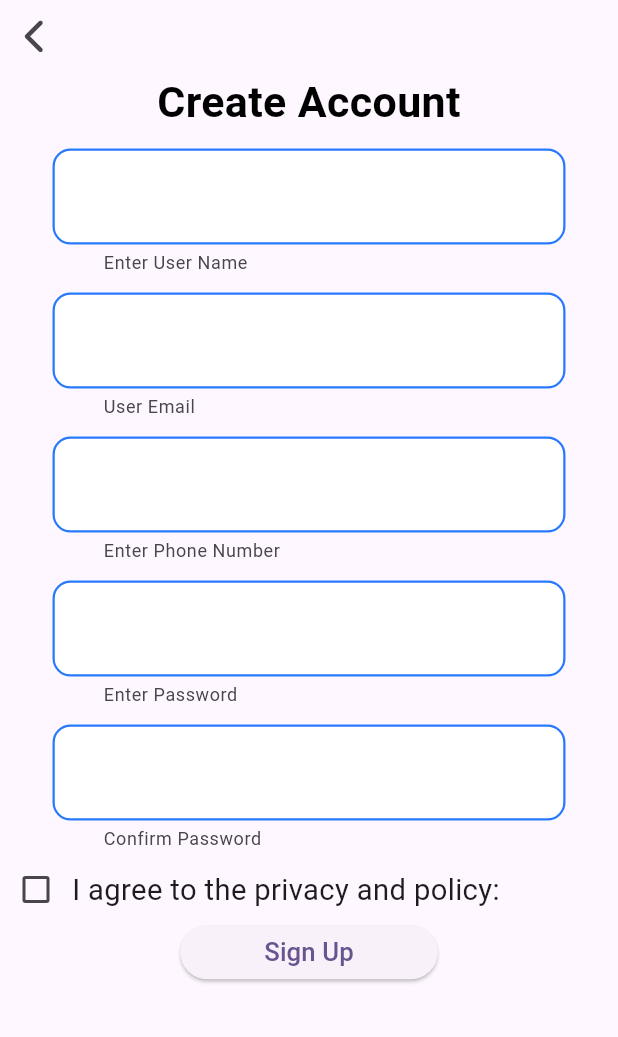
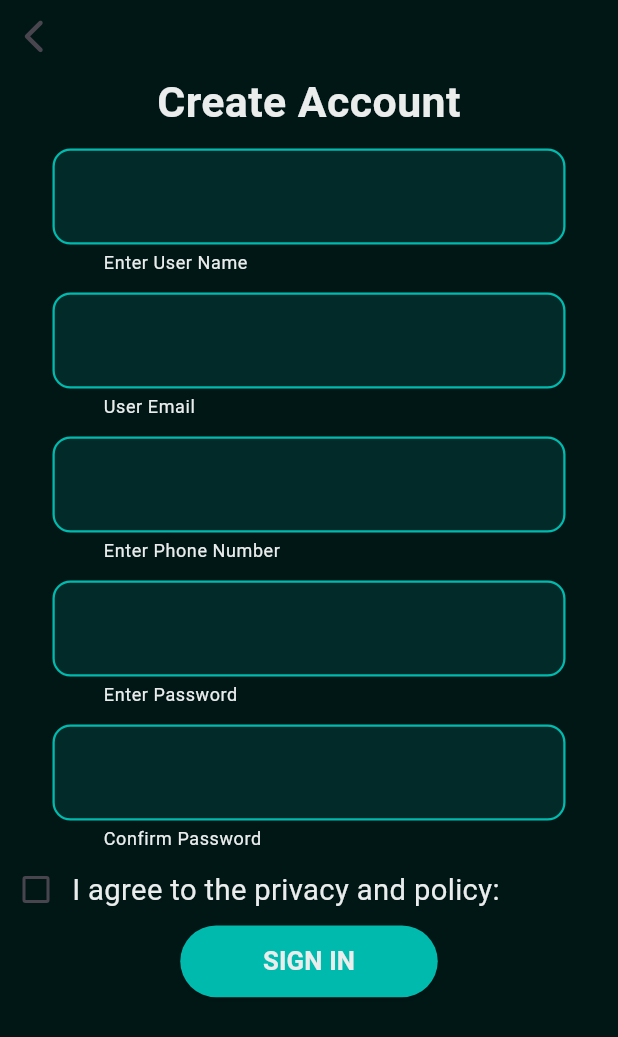
Before and after one commit to VivekYadavDeveloper/Jobs, a Flutter app: the RegistrationScreen screen opened directly, on a phone screen of 412 x 824 dp. Shown: the top 1037 px of the screen. Run offline on Flutter 3.47's test engine with Material 2 defaults, Android fonts, the phone set to English and light mode, and no system bars; our stand-ins replace flutter_screenutil, font_awesome_flutter, google_fonts, otp_text_field; missing offline and left inert: flutter_stripe.

Commit message:
Shown Stripe Pop, Login Screen Design Done, Registration Screen Complete,Otp Screen Done , NavigationBar

```diff
--- a/lib/app/app.color.constant.dart
+++ b/lib/app/app.color.constant.dart
@@ -4,4 +4,7 @@ class AppColors {
   static Color whiteColor = const Color(0xFFEBEDED);
   static Color primaryColor = const Color(0xFF001716);
   static Color cardColor = const Color(0xFF01302D);
+  static Color activeColor = const Color(0xFF00BAAE);
+  static Color navigationBarColor = const Color(0xFF003834);
+  static Color textFieldFillColor = const Color(0xFF012A28);
 }
--- a/lib/main.dart
+++ b/lib/main.dart
@@ -1,6 +1,8 @@
 import 'package:flutter/material.dart';
 import 'package:flutter_screenutil/flutter_screenutil.dart';
 import 'package:flutter_stripe/flutter_stripe.dart';
+import 'package:inductus_jobs/app/app.color.constant.dart';
+import 'package:inductus_jobs/view/bottomNavigationBar/bottom.navigationbar.dart';
 import 'package:inductus_jobs/view/forgotPasswordScreen/forgot.password.screen.dart';
 import 'package:inductus_jobs/view/loginScreen/login.screen.dart';
 import 'package:inductus_jobs/view/otpVerificationScreen/otp.verification.screen.dart';
@@ -29,10 +31,11 @@ class MyApp extends StatelessWidget {
           return MaterialApp(
             title: 'Inductus Job',
             theme: ThemeData(
+              primaryColor: AppColors.primaryColor,
               colorScheme: ColorScheme.fromSeed(seedColor: Colors.deepPurple),
               useMaterial3: true,
             ),
-            home: const HomeScreen(),
+            home: NavigationBarScreen(),
           );
         });
   }
--- a/lib/view/Widgets/custom.textfield.widget.dart
+++ b/lib/view/Widgets/custom.textfield.widget.dart
@@ -1,40 +1,41 @@
 import 'package:flutter/material.dart';
+import 'package:inductus_jobs/app/app.color.constant.dart';
 
 class CustomTextField {
   static customTextField({
     required TextEditingController textEditingController,
     required TextInputType textInputType,
-    required String hintText,
+    required String helperText,
     int? maxLength,
     String? Function(String?)? validator,
     Function(String)? onChange,
   }) {
     return TextFormField(
       keyboardType: textInputType,
-      style: const TextStyle(color: Colors.black),
+      style: TextStyle(color: AppColors.whiteColor),
       onChanged: onChange,
       controller: textEditingController,
       validator: validator,
       decoration: InputDecoration(
-        fillColor: Colors.white,
+        focusColor: AppColors.textFieldFillColor,
+        hoverColor: AppColors.textFieldFillColor,
+        fillColor: AppColors.textFieldFillColor,
         filled: true,
         contentPadding: const EdgeInsets.symmetric(
           horizontal: 30,
           vertical: 20,
         ),
-        helperText: hintText,
-        hintStyle: TextStyle(
-          color: Colors.lightBlue.shade400,
-        ),
+        helperText: helperText,
+        helperStyle: TextStyle(color: AppColors.whiteColor),
         enabledBorder: OutlineInputBorder(
           borderRadius: const BorderRadius.all(
             Radius.circular(12),
           ),
-          borderSide: BorderSide(color: Colors.blueAccent.shade400, width: 1.5),
+          borderSide: BorderSide(color: AppColors.activeColor, width: 1.5),
         ),
         focusedBorder: OutlineInputBorder(
             borderRadius: const BorderRadius.all(Radius.circular(8)),
-            borderSide: BorderSide(color: Colors.purpleAccent.shade200)),
+            borderSide: BorderSide(color: AppColors.activeColor)),
       ),
     );
   }
--- a/lib/view/forgotPasswordScreen/widget/forgot.password.widget.dart
+++ b/lib/view/forgotPasswordScreen/widget/forgot.password.widget.dart
@@ -1,5 +1,6 @@
 import 'package:flutter/material.dart';
 import 'package:flutter_screenutil/flutter_screenutil.dart';
+import 'package:inductus_jobs/app/app.color.constant.dart';
 import 'package:inductus_jobs/view/Widgets/custom.back.btn.dart';
 
 Widget forgotPasswordTextWidget() {
@@ -14,7 +15,7 @@ Widget forgotPasswordTextWidget() {
           text: TextSpan(
             text: 'Hey Forgot Your Password ! 😲 ',
             style: TextStyle(
-              color: Colors.black,
+              color: AppColors.whiteColor,
               fontWeight: FontWeight.w900,
               fontSize: 35.0.sp,
             ),
@@ -27,7 +28,7 @@ Widget forgotPasswordTextWidget() {
           text: TextSpan(
             text: 'Enter Your Register Email To Receive The OTP',
             style: TextStyle(
-              color: Colors.blue,
+              color: AppColors.activeColor,
               fontWeight: FontWeight.w400,
               fontSize: 25.0.sp,
             ),
--- a/lib/view/loginScreen/Widgets/login.screen.widget.dart
+++ b/lib/view/loginScreen/Widgets/login.screen.widget.dart
@@ -1,6 +1,7 @@
 import 'package:flutter/material.dart';
 import 'package:flutter_screenutil/flutter_screenutil.dart';
 import 'package:google_fonts/google_fonts.dart';
+import 'package:inductus_jobs/app/app.color.constant.dart';
 
 Widget welcomeTextLogin() {
   return Column(
@@ -29,7 +30,7 @@ Widget welcomeTextLogin() {
         textAlign: TextAlign.center,
         style: GoogleFonts.roboto(
             textStyle: TextStyle(
-                color: Colors.black,
+                color: AppColors.whiteColor,
                 fontSize: 25.sp,
                 fontWeight: FontWeight.bold)),
       )
--- a/lib/view/registrationScreen/resgistration.screen.dart
+++ b/lib/view/registrationScreen/resgistration.screen.dart
@@ -1,6 +1,7 @@
 import 'package:flutter/material.dart';
 import 'package:flutter_screenutil/flutter_screenutil.dart';
 import 'package:google_fonts/google_fonts.dart';
+import 'package:inductus_jobs/app/app.color.constant.dart';
 
 import '../Widgets/custom.back.btn.dart';
 import '../Widgets/custom.textfield.widget.dart';
@@ -30,8 +31,8 @@ class _RegistrationScreenState extends State<RegistrationScreen> {
   Widget build(BuildContext context) {
     return SafeArea(
       child: Scaffold(
+        backgroundColor: AppColors.primaryColor,
         body: SingleChildScrollView(
-          child: SingleChildScrollView(
           child: LayoutBuilder(
             builder: (context, BoxConstraints constraints) {
               return Column(
@@ -54,7 +55,7 @@ class _RegistrationScreenState extends State<RegistrationScreen> {
                                     35.0, 10.0, 35.0, 2.0),
                                 child: CustomTextField.customTextField(
                                     textEditingController: userNameController,
-                                      hintText: 'Enter User Name',
+                                    helperText: 'Enter User Name',
                                     validator: (val) => val!.isEmpty
                                         ? 'Enter an Username'
                                         : null,
@@ -64,16 +65,14 @@ class _RegistrationScreenState extends State<RegistrationScreen> {
                                 padding: const EdgeInsets.fromLTRB(
                                     35.0, 10.0, 35.0, 2.0),
                                 child: CustomTextField.customTextField(
-                                      textEditingController:
-                                          userEmailController,
-                                      hintText: 'User Email',
+                                    textEditingController: userEmailController,
+                                    helperText: 'User Email',
                                     validator: (val) =>
                                         !RegExp(r'^.+@[a-zA-Z]+\.{1}[a-zA-Z]+(\.{0,1}[a-zA-Z]+)$')
                                                 .hasMatch(val!)
                                             ? 'Enter an email'
                                             : null,
-                                      textInputType:
-                                          TextInputType.emailAddress),
+                                    textInputType: TextInputType.emailAddress),
                               ),
                               Padding(
                                 padding: const EdgeInsets.fromLTRB(
@@ -81,7 +80,7 @@ class _RegistrationScreenState extends State<RegistrationScreen> {
                                 child: CustomTextField.customTextField(
                                     textEditingController:
                                         phoneNumberController,
-                                      hintText: 'Enter Phone Number',
+                                    helperText: 'Enter Phone Number',
                                     textInputType: TextInputType.phone,
                                     validator: (value) {
                                       String patttern =
@@ -100,7 +99,7 @@ class _RegistrationScreenState extends State<RegistrationScreen> {
                                     35.0, 10.0, 35.0, 2.0),
                                 child: CustomTextField.customTextField(
                                     textEditingController: userPassController,
-                                      hintText: 'Enter Password',
+                                    helperText: 'Enter Password',
                                     validator: (val) => val!.isEmpty
                                         ? 'Please Fill Password'
                                         : null,
@@ -111,7 +110,7 @@ class _RegistrationScreenState extends State<RegistrationScreen> {
                                     35.0, 10.0, 35.0, 2.0),
                                 child: CustomTextField.customTextField(
                                     textEditingController: userPassController,
-                                      hintText: 'Confirm Password',
+                                    helperText: 'Confirm Password',
                                     validator: (val) => val!.isEmpty
                                         ? 'Please Fill Confirm Password'
                                         : null,
@@ -123,6 +122,8 @@ class _RegistrationScreenState extends State<RegistrationScreen> {
                         /** Checkbox Widget **/
                         Row(children: <Widget>[
                           Checkbox(
+                            activeColor: AppColors.activeColor,
+                            hoverColor: AppColors.whiteColor,
                             value: checkValue,
                             onChanged: (bool? newValue) {
                               setState(() {
@@ -132,19 +133,27 @@ class _RegistrationScreenState extends State<RegistrationScreen> {
                           ),
                           Text(
                             'I agree to the privacy and policy: ',
-                              style: TextStyle(fontSize: 17.0.sp),
+                            style: TextStyle(
+                                fontSize: 17.0.sp, color: AppColors.whiteColor),
                           )
                         ]),
                         SizedBox(width: 10.w),
                         SizedBox(
-                            height: 30.h,
+                          height: 40.h,
                           width: 150.w,
                           child: ElevatedButton(
+                              style: ButtonStyle(
+                                  backgroundColor:
+                                      MaterialStateProperty.all<Color>(
+                                          AppColors.activeColor)),
                               onPressed: () {},
                               child: Text(
-                                  "Sign Up",
+                                "SIGN IN",
                                 style: GoogleFonts.roboto(
-                                      textStyle: TextStyle(fontSize: 15.sp)),
+                                    textStyle: TextStyle(
+                                        fontSize: 15.sp,
+                                        color: AppColors.whiteColor,
+                                        fontWeight: FontWeight.bold)),
                               )),
                         )
                       ],
@@ -156,7 +165,6 @@ class _RegistrationScreenState extends State<RegistrationScreen> {
           ),
         ),
       ),
-      ),
     );
   }
 }
--- a/lib/view/registrationScreen/widgets/welcome.text.resgistration.widget.dart
+++ b/lib/view/registrationScreen/widgets/welcome.text.resgistration.widget.dart
@@ -1,6 +1,7 @@
 import 'package:flutter/material.dart';
 import 'package:flutter_screenutil/flutter_screenutil.dart';
 import 'package:google_fonts/google_fonts.dart';
+import 'package:inductus_jobs/app/app.color.constant.dart';
 
 Widget welcomeTextRegistration() {
   return Column(
@@ -14,7 +15,7 @@ Widget welcomeTextRegistration() {
           style: GoogleFonts.roboto(
               textStyle: TextStyle(
             fontSize: 25.sp,
-            color: Colors.black,
+            color: AppColors.whiteColor,
             fontWeight: FontWeight.bold,
           )),
         ),
```
Also changed, not shown: lib/view/bottomNavigationBar/bottom.navigationbar.dart (added, +65 -0 lines), lib/view/forgotPasswordScreen/forgot.password.screen.dart (+14 -5 lines), lib/view/homeScreen/homeScreen.dart (+7 -5 lines), lib/view/loginScreen/login.screen.dart (+25 -4 lines). Lines whose indentation alone changed are shown as unchanged.
